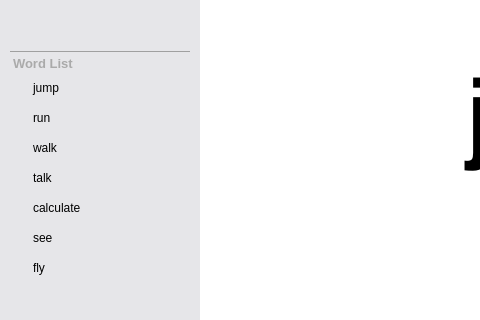
Before: the Qt Designer form main.ui in gonyo1/VisualVocaApp, drawn with Qt 5; both pictures show x 0 to 480 and y 0 to 320 of the 971 by 700 pixel window.
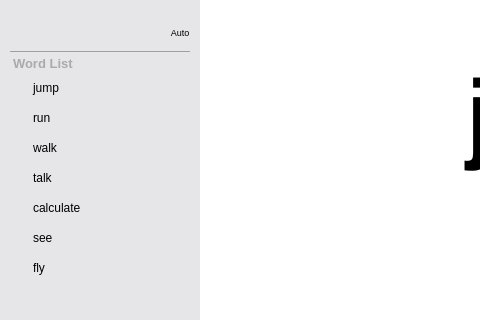
After: the same form once the commit is applied.

Commit message: Added auto scroll option

What changed in the file:
```diff
--- a/main.ui
+++ b/main.ui
@@ -60,6 +60,12 @@
       <height>701</height>
      </rect>
     </property>
+    <property name="sizePolicy">
+     <sizepolicy hsizetype="Preferred" vsizetype="Fixed">
+      <horstretch>0</horstretch>
+      <verstretch>0</verstretch>
+     </sizepolicy>
+    </property>
     <property name="styleSheet">
      <string notr="true">QWidget {
 padding: 0px;
@@ -111,6 +117,11 @@
 color: white;
 border-radius: 5px;
 background-color: rgba(0, 155, 255, 80);
+}
+#mb_top_bar_onoff_title {
+font: 9px;
+margin-top: 10px;
+padding-top: 5px;
 }</string>
     </property>
     <layout class="QVBoxLayout" name="verticalLayout">
@@ -130,7 +141,13 @@
       <number>0</number>
      </property>
      <item>
-      <widget class="QLabel" name="mb_icon">
+      <widget class="QWidget" name="mb_top_bar" native="true">
+       <property name="sizePolicy">
+        <sizepolicy hsizetype="Preferred" vsizetype="Fixed">
+         <horstretch>0</horstretch>
+         <verstretch>0</verstretch>
+        </sizepolicy>
+       </property>
        <property name="minimumSize">
         <size>
          <width>0</width>
@@ -143,12 +160,115 @@
          <height>50</height>
         </size>
        </property>
-       <property name="styleSheet">
-        <string notr="true"/>
-       </property>
-       <property name="text">
-        <string/>
-       </property>
+       <layout class="QHBoxLayout" name="horizontalLayout_4">
+        <property name="spacing">
+         <number>0</number>
+        </property>
+        <property name="leftMargin">
+         <number>0</number>
+        </property>
+        <property name="topMargin">
+         <number>0</number>
+        </property>
+        <property name="rightMargin">
+         <number>0</number>
+        </property>
+        <property name="bottomMargin">
+         <number>0</number>
+        </property>
+        <item>
+         <widget class="QLabel" name="mb_icon">
+          <property name="minimumSize">
+           <size>
+            <width>0</width>
+            <height>50</height>
+           </size>
+          </property>
+          <property name="maximumSize">
+           <size>
+            <width>16777215</width>
+            <height>50</height>
+           </size>
+          </property>
+          <property name="styleSheet">
+           <string notr="true"/>
+          </property>
+          <property name="text">
+           <string/>
+          </property>
+         </widget>
+        </item>
+        <item>
+         <widget class="QWidget" name="mb_top_bar_onoff" native="true">
+          <property name="sizePolicy">
+           <sizepolicy hsizetype="Preferred" vsizetype="Fixed">
+            <horstretch>0</horstretch>
+            <verstretch>0</verstretch>
+           </sizepolicy>
+          </property>
+          <property name="minimumSize">
+           <size>
+            <width>40</width>
+            <height>0</height>
+           </size>
+          </property>
+          <property name="maximumSize">
+           <size>
+            <width>40</width>
+            <height>50</height>
+           </size>
+          </property>
+          <layout class="QVBoxLayout" name="mb_top_bar_onoff_verticalLayout" stretch="0">
+           <property name="spacing">
+            <number>5</number>
+           </property>
+           <property name="leftMargin">
+            <number>0</number>
+           </property>
+           <property name="topMargin">
+            <number>0</number>
+           </property>
+           <property name="rightMargin">
+            <number>0</number>
+           </property>
+           <property name="bottomMargin">
+            <number>0</number>
+           </property>
+           <item>
+            <widget class="QLabel" name="mb_top_bar_onoff_title">
+             <property name="enabled">
+              <bool>true</bool>
+             </property>
+             <property name="sizePolicy">
+              <sizepolicy hsizetype="Preferred" vsizetype="Maximum">
+               <horstretch>0</horstretch>
+               <verstretch>0</verstretch>
+              </sizepolicy>
+             </property>
+             <property name="minimumSize">
+              <size>
+               <width>0</width>
+               <height>30</height>
+              </size>
+             </property>
+             <property name="maximumSize">
+              <size>
+               <width>16777215</width>
+               <height>16777215</height>
+              </size>
+             </property>
+             <property name="text">
+              <string>Auto</string>
+             </property>
+             <property name="alignment">
+              <set>Qt::AlignCenter</set>
+             </property>
+            </widget>
+           </item>
+          </layout>
+         </widget>
+        </item>
+       </layout>
       </widget>
      </item>
      <item>
```
Left out of the diff: 43 changed lines with no effect on the pictures. The commit also changes 19 other files.
